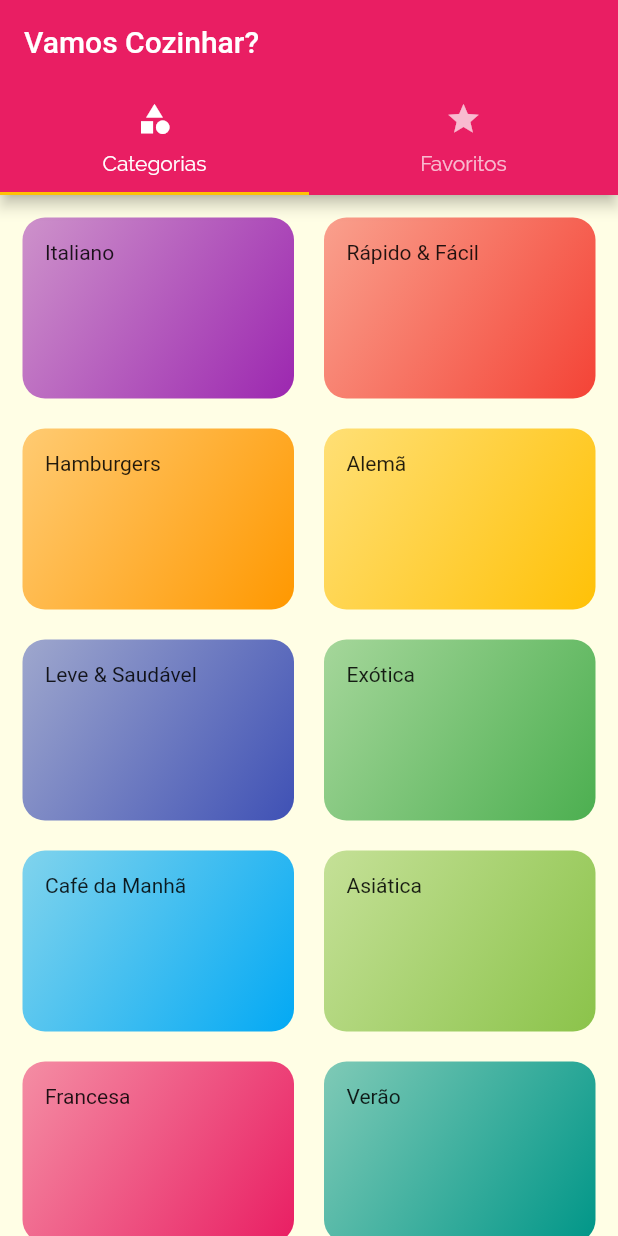
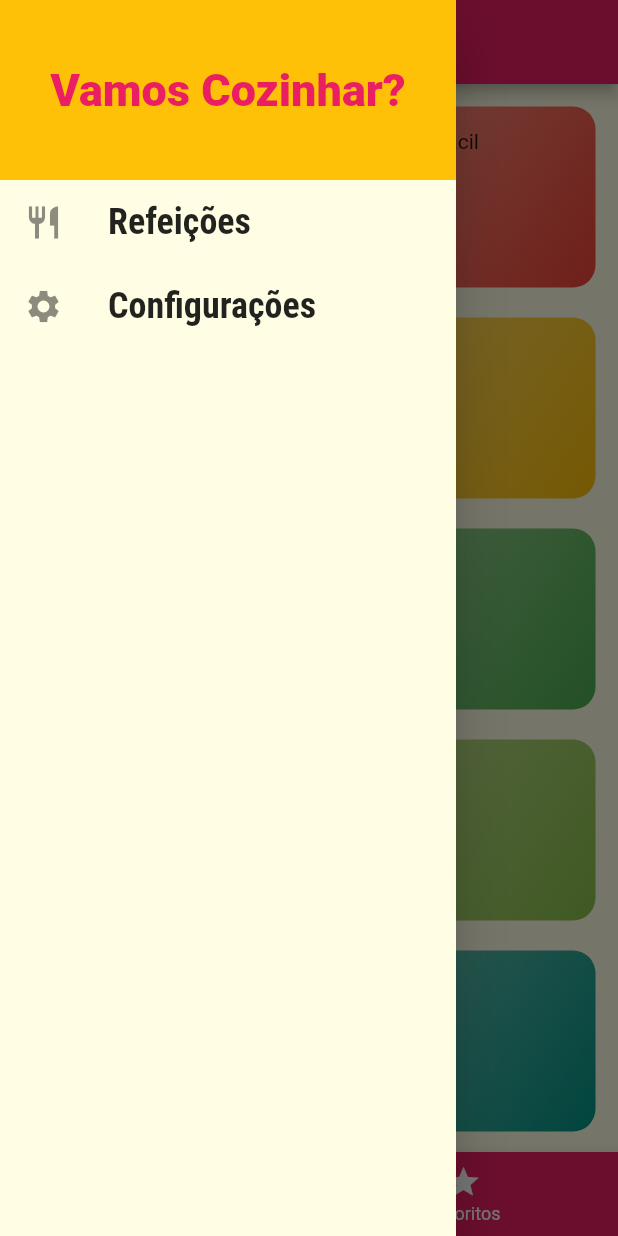
Before and after one commit to capoletti/flutter_meals, a Flutter app: the screen it shows after launch, with the side drawer open (before the commit the screen has no drawer), on a phone screen of 412 x 824 dp. Run offline on Flutter 3.47's test engine with Material 2 defaults, Android fonts, the phone set to English and light mode, and no system bars.

Commit message:
versao 3

```diff
--- /dev/null
+++ b/lib/components/main_drawer.dart
@@ -0,0 +1,59 @@
+import 'package:flutter/material.dart';
+import '../utils/app_routes.dart';
+
+class MainDrawer extends StatelessWidget {
+  const MainDrawer({Key? key}) : super(key: key);
+
+  Widget _createItem(IconData icon, String label, GestureTapCallback? onTap) {
+    return ListTile(
+      leading: Icon(
+        icon,
+        size: 26,
+      ),
+      title: Text(
+        label,
+        style: const TextStyle(
+            fontFamily: 'RobotoCondensed',
+            fontSize: 24,
+            fontWeight: FontWeight.bold),
+      ),
+      onTap: onTap,
+    );
+  }
+
+  @override
+  Widget build(BuildContext context) {
+    return Drawer(
+      child: Column(
+        children: [
+          Container(
+            height: 120,
+            width: double.infinity,
+            padding: const EdgeInsets.all(20),
+            color: Theme.of(context).colorScheme.secondary,
+            alignment: Alignment.center,
+            child: Text(
+              'Vamos Cozinhar?',
+              style: TextStyle(
+                fontWeight: FontWeight.w900,
+                fontSize: 30,
+                color: Theme.of(context).primaryColor,
+              ),
+            ),
+          ),
+          _createItem(
+            Icons.restaurant,
+            'Refeições',
+            () => Navigator.of(context).pushReplacementNamed(AppRoutes.home),
+          ),
+          _createItem(
+            Icons.settings,
+            'Configurações',
+            () =>
+                Navigator.of(context).pushReplacementNamed(AppRoutes.settings),
+          ),
+        ],
+      ),
+    );
+  }
+}
--- a/lib/main.dart
+++ b/lib/main.dart
@@ -1,10 +1,51 @@
 import 'package:flutter/material.dart';
+import '../models/setting.dart';
+import '../data/dummy_data.dart';
 import '../utils/app_routes.dart';
+import '../models/meal.dart';
+import '../screens/settings_sreen.dart';
+import '../screens/tabs_screen.dart';
+import '../screens/categories_meals_screen.dart';
+import '../screens/meal_detail_sreen.dart';
 
 void main() => runApp(const MyApp());
 
-class MyApp extends StatelessWidget {
+class MyApp extends StatefulWidget {
   const MyApp({Key? key}) : super(key: key);
+
+  @override
+  State<MyApp> createState() => _MyAppState();
+}
+
+class _MyAppState extends State<MyApp> {
+  Settings settings = Settings();
+  List<Meal> _availableMeals = dummyMeals;
+  final List<Meal> _favoriteMeals = [];
+
+  void _filterMeals(Settings settings) {
+    setState(() {
+      _availableMeals = dummyMeals.where((meal) {
+        final fIsGlutenFree = settings.isGlutenFree && !meal.isGlutenFree;
+        final fILactoseFree = settings.isLactoseFree && !meal.isLactoseFree;
+        final fIsVegan = settings.isVegan && !meal.isVegan;
+        final fIsVegetarian = settings.isVegetarian && !meal.isVegetarian;
+
+        return !fIsGlutenFree && !fILactoseFree && !fIsVegan && !fIsVegetarian;
+      }).toList();
+    });
+  }
+
+  void _toggleFavorite(Meal meal) {
+    setState(() {
+      _favoriteMeals.contains(meal)
+          ? _favoriteMeals.remove(meal)
+          : _favoriteMeals.add(meal);
+    });
+  }
+
+  bool _isFavorite(Meal meal) {
+    return _favoriteMeals.contains(meal);
+  }
 
   @override
   Widget build(BuildContext context) {
@@ -24,7 +65,16 @@ class MyApp extends StatelessWidget {
           primarySwatch: Colors.pink,
         ).copyWith(secondary: Colors.amber),
       ),
-      routes: AppRoutes.routes(),
+      routes: {
+        AppRoutes.home: ((context) =>
+            TabsScreen(favoriteMeals: _favoriteMeals)),
+        AppRoutes.categoriesMeals: ((context) =>
+            CategoriesMealsScreen(meals: _availableMeals)),
+        AppRoutes.mealDetail: ((context) => MealDetailSreen(
+            onToggleFavorite: _toggleFavorite, isFavorite: _isFavorite)),
+        AppRoutes.settings: ((context) =>
+            SettingsSreen(settings: settings, onSettingsChanged: _filterMeals)),
+      },
     );
   }
 }
--- /dev/null
+++ b/lib/models/setting.dart
@@ -0,0 +1,13 @@
+class Settings {
+  bool isGlutenFree;
+  bool isLactoseFree;
+  bool isVegan;
+  bool isVegetarian;
+
+  Settings({
+    this.isGlutenFree = false,
+    this.isLactoseFree = false,
+    this.isVegan = false,
+    this.isVegetarian = false,
+  });
+}
--- a/lib/screens/tabs_screen.dart
+++ b/lib/screens/tabs_screen.dart
@@ -1,31 +1,65 @@
 import 'package:flutter/material.dart';
+import '../components/main_drawer.dart';
+import '../models/meal.dart';
 import '../screens/categories_screen.dart';
 import '../screens/favorite_screen.dart';
 
-class TabsScreen extends StatelessWidget {
-  const TabsScreen({Key? key}) : super(key: key);
+class TabsScreen extends StatefulWidget {
+  const TabsScreen({required this.favoriteMeals, Key? key}) : super(key: key);
+
+  final List<Meal> favoriteMeals;
+
+  @override
+  State<TabsScreen> createState() => _TabsScreenState();
+}
+
+class _TabsScreenState extends State<TabsScreen> {
+  int _selectedScreenIndex = 0;
+  late List<Map<String, Widget>> _screens;
+
+  @override
+  void initState() {
+    super.initState();
+
+    _screens = [
+      const {'title': Text('Categorias'), 'screen': CategoriesScreen()},
+      {
+        'title': const Text('Favoritos'),
+        'screen': FavoriteSreen(favoriteMeals: widget.favoriteMeals)
+      },
+    ];
+  }
+
+  _selectSreen(int index) {
+    setState(() {
+      _selectedScreenIndex = index;
+    });
+  }
 
   @override
   Widget build(BuildContext context) {
-    return DefaultTabController(
-      length: 2,
-      child: Scaffold(
-        appBar: AppBar(
-          title: const Text('Vamos Cozinhar?'),
-          bottom: const TabBar(
-            tabs: [
-              Tab(
-                icon: Icon(Icons.category),
-                text: 'Categorias',
-              ),
-              Tab(
-                icon: Icon(Icons.star),
-                text: 'Favoritos',
-              ),
-            ],
+    return Scaffold(
+      appBar: AppBar(
+        title: Center(child: _screens[_selectedScreenIndex]['title'] as Widget),
+      ),
+      drawer: const MainDrawer(),
+      body: _screens[_selectedScreenIndex]['screen'] as Widget,
+      bottomNavigationBar: BottomNavigationBar(
+        onTap: _selectSreen,
+        backgroundColor: Theme.of(context).primaryColor,
+        unselectedItemColor: Colors.white,
+        selectedItemColor: Theme.of(context).colorScheme.secondary,
+        currentIndex: _selectedScreenIndex,
+        items: const [
+          BottomNavigationBarItem(
+            icon: Icon(Icons.category),
+            label: 'Categorias',
           ),
-        ),
-        body: const TabBarView(children: [CategoriesScreen(), FavoriteSreen()]),
+          BottomNavigationBarItem(
+            icon: Icon(Icons.star),
+            label: 'Favoritos',
+          )
+        ],
       ),
     );
   }
--- a/lib/utils/app_routes.dart
+++ b/lib/utils/app_routes.dart
@@ -1,20 +1,6 @@
-import 'package:flutter/material.dart';
-import 'package:meals/screens/tabs_screen.dart';
-
-import '../screens/tabs_screen.dart';
-import '../screens/categories_meals_screen.dart';
-import '../screens/meal_detail_sreen.dart';
-
 class AppRoutes {
   static const home = '/';
   static const categoriesMeals = '/categories-meals';
   static const mealDetail = '/meal-detail';
-
-  static Map<String, Widget Function(BuildContext)> routes() {
-    return {
-      home: ((context) => const TabsScreen()),
-      categoriesMeals: ((context) => const CategoriesMealsScreen()),
-      mealDetail: ((context) => const MealDetailSreen()),
-    };
-  }
+  static const settings = '/settings';
 }
```
Also changed, not shown: lib/screens/categories_meals_screen.dart (+6 -3 lines), lib/screens/favorite_screen.dart (+20 -4 lines), lib/screens/meal_detail_sreen.dart (+15 -1 lines), lib/screens/settings_sreen.dart (added, +95 -0 lines).
